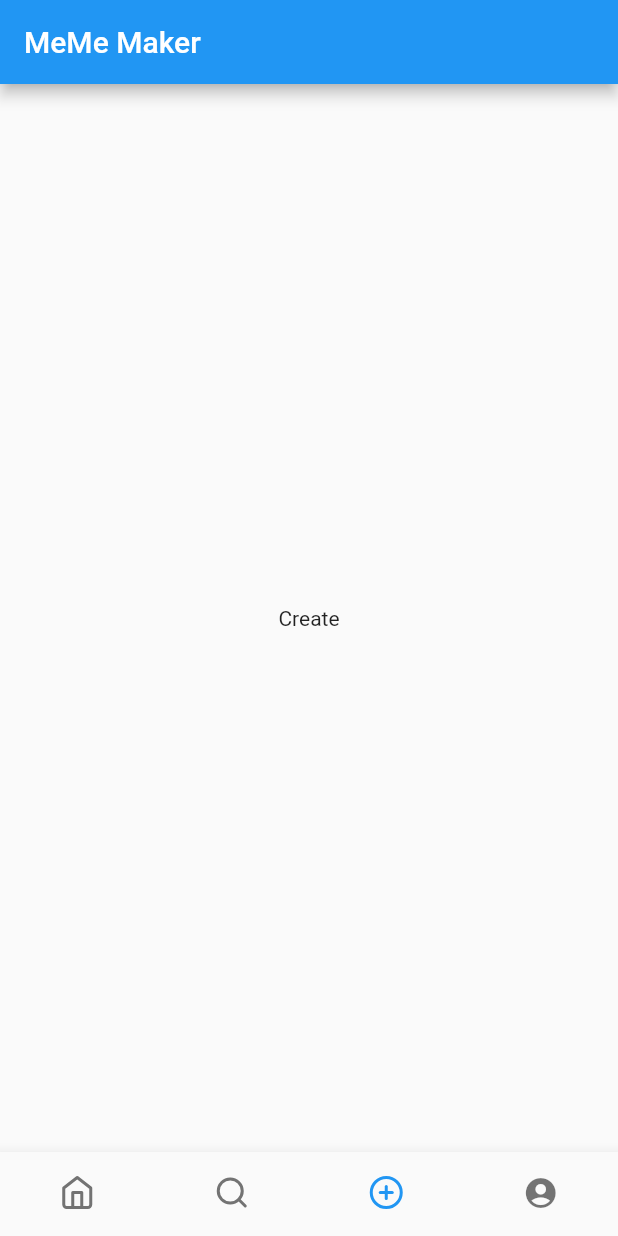
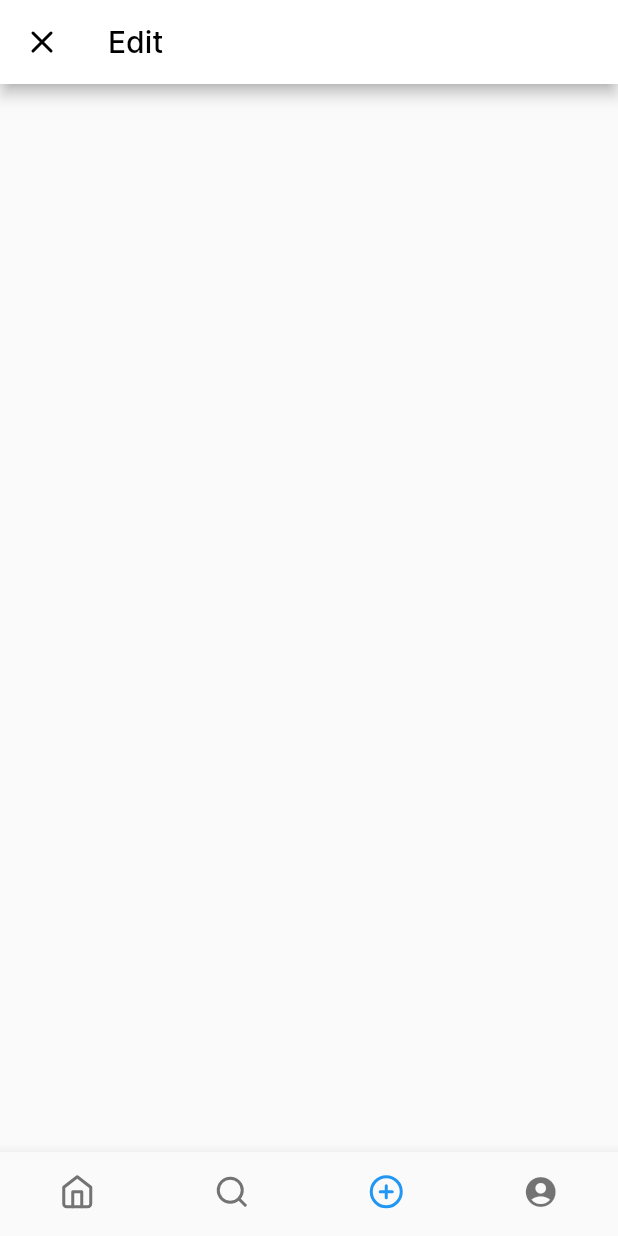
Before and after one commit to manohar9600/meme-creator, a Flutter app: the screen it shows after launch, item 3 of the bottom bar chosen, on a phone screen of 412 x 824 dp. Run offline on Flutter 3.47's test engine with Material 2 defaults, Android fonts, the phone set to English and light mode, and no system bars; our stand-ins replace flutter_feather_icons.

Commit message:
added font and add edit open animations.

```diff
--- a/lib/main.dart
+++ b/lib/main.dart
@@ -1,5 +1,6 @@
 import 'package:flutter/material.dart';
 import "package:flutter_feather_icons/flutter_feather_icons.dart";
+import 'widgets/navigation_bar.dart';
 
 void main() => runApp(MyApp());
 
@@ -10,36 +11,62 @@ class MyApp extends StatefulWidget {
 
 class _MyApp extends State<MyApp> {
   int _currentIndex = 0;
-  final tabs = [
-    Home(),
-    Center(
-      child: Text("Search"),
-    ),
-    Center(
-      child: Text("Create"),
-    ),
-    Center(
-      child: Text("Profile"),
-    )
-  ];
+  bool _showAppBar = true;
+  List<Widget> tabs;
+
+  _MyApp() {
+    this.tabs = getTabs();
+  }
+
   @override
   Widget build(BuildContext context) {
     return MaterialApp(
       title: "Startup Name Generator",
       home: Scaffold(
-        appBar: AppBar(
-          title: Text("MeMe Maker"),
-        ),
+        appBar: _showAppBar
+            ? AppBar(
+                title: Text("MeMe Maker"),
+              )
+            : PreferredSize(
+                child: Container(),
+                preferredSize: Size(0.0, 0.0),
+              ),
         body: tabs[_currentIndex],
         bottomNavigationBar: NavigationBar(
-            currentIndex: _currentIndex,
-            changeMainView: (int index) {
-              setState(() {
-                _currentIndex = index;
-              });
-            }),
+            currentIndex: _currentIndex, changeMainView: _updateMainScreen),
       ),
+      theme: ThemeData(fontFamily: 'Inter'),
     );
+  }
+
+  List<Widget> getTabs() {
+    final tabs = [
+      Home(),
+      Center(
+        child: Text("Search"),
+      ),
+      AddScreen(
+        onClose: () {
+          setState(() {
+            _showAppBar = true;
+            _currentIndex = 0;
+          });
+        },
+      ),
+      Center(
+        child: Text("Profile34we"),
+      )
+    ];
+    return tabs;
+  }
+
+  void _updateMainScreen(int index) {
+    setState(() {
+      _currentIndex = index;
+      if (index == 2) {
+        _showAppBar = false;
+      }
+    });
   }
 }
 
@@ -55,50 +82,32 @@ class _Home extends State<Home> {
   }
 }
 
-class NavigationBar extends StatefulWidget {
-  final Function(int) changeMainView;
-  final currentIndex;
-  NavigationBar({@required this.currentIndex, @required this.changeMainView});
+class AddScreen extends StatefulWidget {
+  final Function() onClose;
+  AddScreen({@required this.onClose});
   @override
-  _NavigationBar createState() => _NavigationBar(
-      currentIndex: this.currentIndex, changeMainView: this.changeMainView);
+  _AddScreen createState() => _AddScreen(this.onClose);
 }
 
-class _NavigationBar extends State<NavigationBar> {
-  Color _color = Colors.black;
-  int currentIndex;
-  final Function(int) changeMainView;
-
-  _NavigationBar({@required this.currentIndex, @required this.changeMainView});
+class _AddScreen extends State<AddScreen> {
+  final Function() onClose;
+  _AddScreen(this.onClose);
   @override
   Widget build(BuildContext context) {
-    return _buildNavigationBar();
-  }
-
-  BottomNavigationBar _buildNavigationBar() {
-    return BottomNavigationBar(
-      currentIndex: currentIndex,
-      type: BottomNavigationBarType.fixed,
-      // iconSize: 30,
-      showSelectedLabels: false,
-      showUnselectedLabels: false,
-      items: [
-        _buildNavigationButton(_color, FeatherIcons.home, "Home"),
-        _buildNavigationButton(_color, FeatherIcons.search, "Search"),
-        _buildNavigationButton(_color, FeatherIcons.plusCircle, "Add"),
-        _buildNavigationButton(_color, Icons.account_circle, "Profile")
-      ],
-      onTap: (index) {
-        setState(() {
-          currentIndex = index;
-          changeMainView(index);
-        });
-      },
+    return Scaffold(
+      appBar: AppBar(
+        backgroundColor: Colors.white,
+        leading: IconButton(
+          icon: Icon(FeatherIcons.x, color: Colors.black),
+          onPressed: () {
+            onClose();
+          },
+        ),
+        title: Text("Edit", style: TextStyle(color: Colors.black)),
+        // actions: <Widget>[
+        //   IconButton(icon: Icon(FeatherIcons.arrowRight, color: Colors.black)),
+        // ],
+      ),
     );
   }
-
-  BottomNavigationBarItem _buildNavigationButton(
-      Color color, IconData icon, String label) {
-    return BottomNavigationBarItem(icon: Icon(icon), title: Text(label));
-  }
 }
--- /dev/null
+++ b/lib/widgets/navigation_bar.dart
@@ -0,0 +1,51 @@
+import 'package:flutter/material.dart';
+import "package:flutter_feather_icons/flutter_feather_icons.dart";
+
+class NavigationBar extends StatefulWidget {
+  final Function(int) changeMainView;
+  final currentIndex;
+  NavigationBar({@required this.currentIndex, @required this.changeMainView});
+  @override
+  _NavigationBar createState() => _NavigationBar();
+}
+
+class _NavigationBar extends State<NavigationBar> {
+  Color _color = Colors.black;
+  // int _currentIndex;
+
+  // _NavigationBar() {
+  //   this._currentIndex = widget.currentIndex;
+  // }
+
+  @override
+  Widget build(BuildContext context) {
+    return _buildNavigationBar();
+  }
+
+  BottomNavigationBar _buildNavigationBar() {
+    return BottomNavigationBar(
+      currentIndex: widget.currentIndex,
+      type: BottomNavigationBarType.fixed,
+      // iconSize: 30,
+      showSelectedLabels: false,
+      showUnselectedLabels: false,
+      items: [
+        _buildNavigationButton(_color, FeatherIcons.home, "Home"),
+        _buildNavigationButton(_color, FeatherIcons.search, "Search"),
+        _buildNavigationButton(_color, FeatherIcons.plusCircle, "Add"),
+        _buildNavigationButton(_color, Icons.account_circle, "Profile")
+      ],
+      onTap: (index) {
+        setState(() {
+          // _currentIndex = index;
+          widget.changeMainView(index); // widget. => calling parent function
+        });
+      },
+    );
+  }
+
+  BottomNavigationBarItem _buildNavigationButton(
+      Color color, IconData icon, String label) {
+    return BottomNavigationBarItem(icon: Icon(icon), title: Text(label));
+  }
+}
```
Also changed, not shown: pubspec.yaml (+8 -0 lines), fonts/Inter-Light-slnt=0.ttf (added), fonts/Inter-Medium-slnt=0.ttf (added), fonts/Inter-Regular-slnt=0.ttf (added), fonts/Inter-SemiBold-slnt=0.ttf (added).
